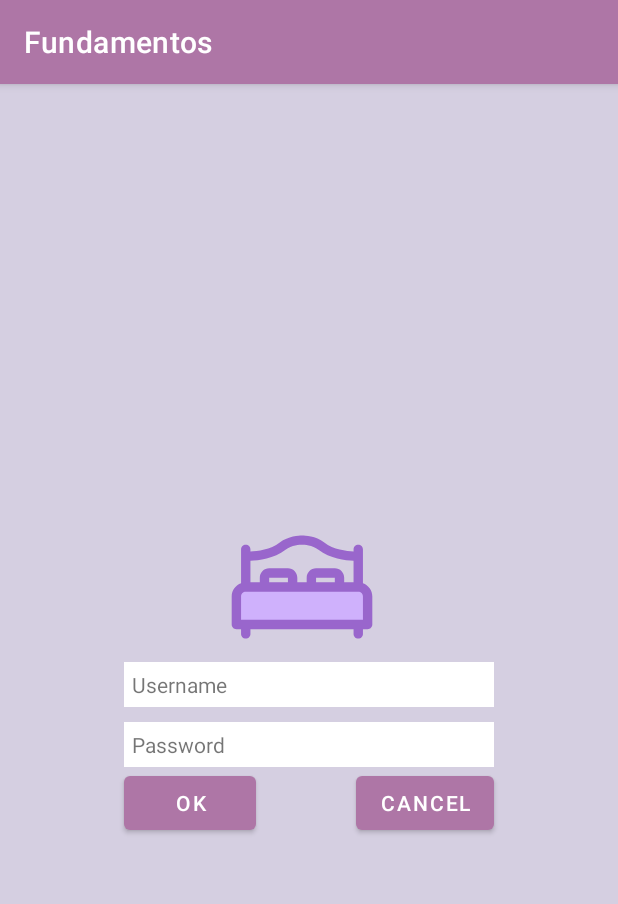
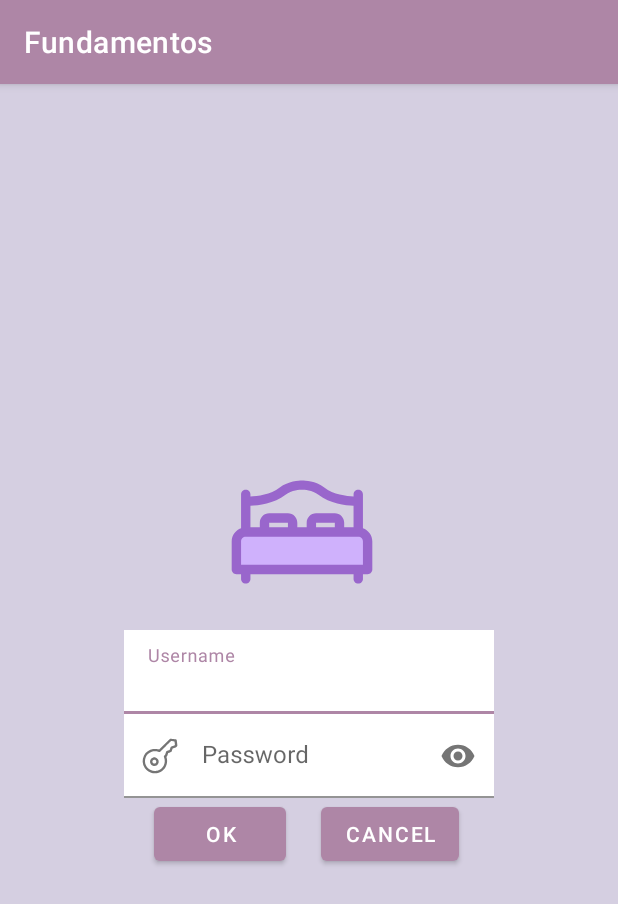
Before and after one commit to ArinoMichi/First, an Android app: the screen it shows after launch (MainActivity), on a phone screen of 412 x 824 dp. Shown: the top 904 px of the screen. Run offline under Robolectric (Android 15) with nearby library versions, the phone set to English and light mode, and no system bars.

Commit message:
"Añadiendo iconos"

```diff
--- /dev/null
+++ b/app/src/debug/res/drawable-anydpi/key.xml
@@ -0,0 +1,11 @@
+<vector xmlns:android="http://schemas.android.com/apk/res/android"
+    android:width="24dp"
+    android:height="24dp"
+    android:viewportWidth="24"
+    android:viewportHeight="24"
+    android:tint="#333333"
+    android:alpha="0.6">
+  <path
+      android:fillColor="@android:color/white"
+      android:pathData="M2,17h20v2H2V17zM3.15,12.95L4,11.47l0.85,1.48l1.3,-0.75L5.3,10.72H7v-1.5H5.3l0.85,-1.47L4.85,7L4,8.47L3.15,7l-1.3,0.75L2.7,9.22H1v1.5h1.7L1.85,12.2L3.15,12.95zM9.85,12.2l1.3,0.75L12,11.47l0.85,1.48l1.3,-0.75l-0.85,-1.48H15v-1.5h-1.7l0.85,-1.47L12.85,7L12,8.47L11.15,7l-1.3,0.75l0.85,1.47H9v1.5h1.7L9.85,12.2zM23,9.22h-1.7l0.85,-1.47L20.85,7L20,8.47L19.15,7l-1.3,0.75l0.85,1.47H17v1.5h1.7l-0.85,1.48l1.3,0.75L20,11.47l0.85,1.48l1.3,-0.75l-0.85,-1.48H23V9.22z"/>
+</vector>
--- /dev/null
+++ b/app/src/main/res/drawable/key.xml
@@ -0,0 +1,14 @@
+<vector xmlns:android="http://schemas.android.com/apk/res/android"
+    android:width="25dp"
+    android:height="25dp"
+    android:viewportWidth="512"
+    android:viewportHeight="512">
+  <path
+      android:pathData="M392,23.6c-2.2,0.9 -29.3,27.3 -75.6,73.5l-72.1,72.1 -10.9,-3.1c-6,-1.7 -15.2,-3.8 -20.4,-4.6 -12.4,-2 -37.3,-1.9 -50.7,0.1 -51.6,7.6 -98.2,41.1 -121.7,87.4 -27.8,54.8 -24.1,116.8 10.1,168.5 9.1,13.7 30.1,34.7 43.8,43.8 11.3,7.4 29.2,16.3 40.5,20.1 50.7,16.8 107.8,7.9 150.5,-23.6 11.9,-8.7 30.3,-28 38.4,-40.2 18.9,-28.5 28.2,-58.8 28.2,-92.8 0,-19.6 -1.9,-32.5 -7.3,-50l-2.1,-6.8 4.1,-4.4c5.3,-5.8 5.9,-7 13.1,-28.6l6.1,-18.5 16.8,-5.5c21.4,-7 24.4,-8.2 27.5,-11.6 1.8,-2 4.7,-9 9.3,-22.9l6.7,-20.1 20.5,-6.9 20.6,-6.8 9.3,-8.9c5.3,-5.3 10.1,-10.9 11.4,-13.5l2.2,-4.5 -3.7,-33.6c-4.2,-38.2 -4.9,-42.3 -7.6,-46.2 -3.6,-5.1 -7,-5.9 -44.7,-10 -19.6,-2.2 -36.4,-4 -37.2,-4 -0.9,0.1 -3.2,0.8 -5.1,1.6zM429.1,57.5c12.3,1.4 22.4,2.6 22.5,2.8 0.1,0.1 1.4,10.7 2.9,23.6l2.6,23.4 -3.5,3.6c-3.2,3.2 -6.2,4.6 -25.8,11.1 -18.2,6.2 -22.7,8.1 -25.4,10.7 -2.8,2.8 -4.3,6.3 -9.4,22.5 -3.4,10.6 -6.7,19.8 -7.3,20.4 -0.7,0.7 -9.1,3.8 -18.7,6.9 -21,6.9 -24.2,8.4 -26.8,12.7 -1.1,1.8 -5,12.5 -8.7,23.8l-6.8,20.5 -6.7,7c-11.3,11.8 -12,15 -6.6,29.2 14,36.8 11.9,75.5 -6.1,110.4 -16,31.1 -44,54.8 -77,65.3 -15.4,4.8 -23.7,6.1 -40.8,6.1 -21.3,-0 -37.4,-3.5 -56.4,-12.1 -25.1,-11.5 -50.3,-36 -63.1,-61.4 -4.1,-8.2 -9.7,-24.7 -11.7,-34.8 -2.4,-12.2 -2.4,-37.6 0,-49.1 6.1,-28.4 17.8,-50.3 37.2,-69.6 15.3,-15.3 31.4,-25.2 51.8,-32 14.3,-4.8 25.7,-6.6 42.2,-6.6 17.3,-0 28.4,1.9 43.5,7.3 13.6,4.8 19.5,5.6 24.2,3.4 1.8,-0.9 36.1,-34.4 76.3,-74.6 40.1,-40.1 73.5,-73 74.2,-73 0.7,-0 11.2,1.1 23.4,2.5z"
+      android:fillColor="#000000"
+      android:strokeColor="#00000000"/>
+  <path
+      android:pathData="M165,275.6c-19.1,5 -35.2,20.6 -41.2,39.9 -3.3,10.4 -3,24.3 0.6,35 7.1,20.7 23.1,34.7 44.5,39.1 30.4,6.1 60.4,-13.3 68,-44.1 1.7,-6.8 1.5,-20.7 -0.4,-28 -5.2,-20.2 -21.7,-36.7 -42.1,-42 -7.3,-1.9 -22.1,-1.8 -29.4,0.1zM190.5,307.9c17.7,8.1 21.2,31.8 6.4,44.4 -16.1,13.8 -41.1,4 -43.6,-17.2 -1.2,-10.6 5.3,-22.1 15.1,-26.7 6.4,-3 16.2,-3.2 22.1,-0.5z"
+      android:fillColor="#000000"
+      android:strokeColor="#00000000"/>
+</vector>
--- a/app/src/main/res/layout/activity_main.xml
+++ b/app/src/main/res/layout/activity_main.xml
@@ -7,38 +7,52 @@
     tools:context=".MainActivity"
     android:background="@color/grey">
 
-    <TextView
-        android:id="@+id/username"
+
+
+    <com.google.android.material.textfield.TextInputLayout
         android:layout_width="0dp"
         android:layout_height="wrap_content"
-        android:text="Username"
-        android:padding="5dp"
-        android:background="@color/white"
-        android:layout_marginTop="32dp"
+        android:id="@+id/tilusername"
         app:layout_constraintBottom_toBottomOf="parent"
         app:layout_constraintEnd_toEndOf="@id/guideRight"
         app:layout_constraintStart_toStartOf="@id/guideLeft"
-        app:layout_constraintTop_toTopOf="parent" />
+        app:layout_constraintTop_toTopOf="parent">
+        <EditText
+            android:layout_width="match_parent"
+            android:layout_height="wrap_content"
+            android:hint="Username"
+            android:background="@color/white"
+            android:layout_marginTop="15dp" />
+    </com.google.android.material.textfield.TextInputLayout>
 
-    <TextView
-        android:id="@+id/password"
+    <com.google.android.material.textfield.TextInputLayout
         android:layout_width="0dp"
         android:layout_height="wrap_content"
-        android:layout_marginTop="10dp"
-        android:padding="5dp"
-        android:text="Password"
-        android:background="@color/white"
-        app:layout_constraintTop_toBottomOf="@+id/username"
+        android:id="@+id/password"
+        app:layout_constraintBottom_toBottomOf="parent"
         app:layout_constraintEnd_toEndOf="@id/guideRight"
-        app:layout_constraintStart_toStartOf="@id/guideLeft"/>
+        app:layout_constraintStart_toStartOf="@id/guideLeft"
+        app:layout_constraintTop_toBottomOf="@id/tilusername"
+        app:layout_constraintBottom_toTopOf="@+id/boton1"
+        app:startIconDrawable="@drawable/key"
+        app:passwordToggleEnabled="true">
+        <EditText
+            android:layout_width="match_parent"
+            android:layout_height="wrap_content"
+            android:hint="Password"
+            android:inputType="textPassword"
+            android:background="@color/white" />
+    </com.google.android.material.textfield.TextInputLayout>
 
     <Button
         android:id="@+id/boton1"
         android:layout_width="wrap_content"
         android:layout_height="wrap_content"
+        android:layout_marginLeft="20dp"
         android:text="OK"
         app:layout_constraintTop_toBottomOf="@+id/password"
         app:layout_constraintStart_toStartOf="@id/guideLeft"
+
         />
 
     <Button
@@ -47,9 +61,9 @@
         android:layout_height="wrap_content"
         android:text="CANCEL"
         app:layout_constraintBottom_toBottomOf="@+id/boton1"
-        app:layout_constraintStart_toOf="@+id/boton1"
-        app:layout_constraintTop_toTopOf="@+id/boton1"
-        app:layout_constraintEnd_toEndOf="@id/guideRight"/>
+        app:layout_constraintStart_toEndOf="@+id/boton1"
+        app:layout_constraintTop_toBottomOf="@+id/password"
+        app:layout_constraintEnd_toStartOf="@id/guideRight"/>
 
     <ImageView
         android:layout_width="100dp"
@@ -57,7 +71,7 @@
         android:layout_marginStart="74dp"
         android:layout_marginEnd="83dp"
         android:src="@drawable/bed_icon"
-        app:layout_constraintBottom_toTopOf="@+id/username"
+        app:layout_constraintBottom_toTopOf="@+id/tilusername"
         app:layout_constraintEnd_toEndOf="@+id/guideRight"
         app:layout_constraintStart_toStartOf="@+id/guideLeft" />
 
--- a/app/src/main/res/values/colors.xml
+++ b/app/src/main/res/values/colors.xml
@@ -1,7 +1,7 @@
 <?xml version="1.0" encoding="utf-8"?>
 <resources>
     <color name="blue">#A09ABC</color>
-    <color name="pink">#AE76A6</color>
+    <color name="pink">#AE86A6</color>
     <color name="purple_700">#FF3700B3</color>
     <color name="teal_200">#FF03DAC5</color>
     <color name="teal_700">#FF018786</color>
```
Also changed, not shown: app/src/debug/res/drawable-hdpi/key.png (added), app/src/debug/res/drawable-mdpi/key.png (added), app/src/debug/res/drawable-xhdpi/key.png (added), app/src/debug/res/drawable-xxhdpi/key.png (added).
